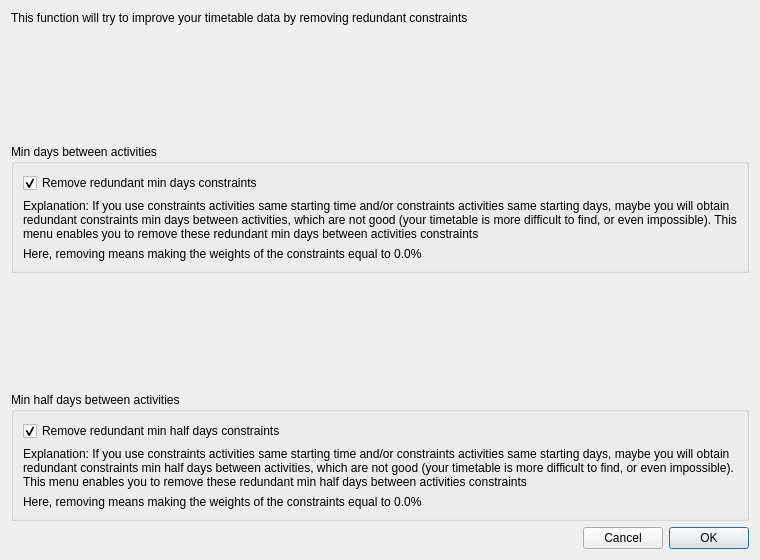
Old version of the form fet/src/interface/removeredundantform_template.ui in the repository vonmecheln/fet.
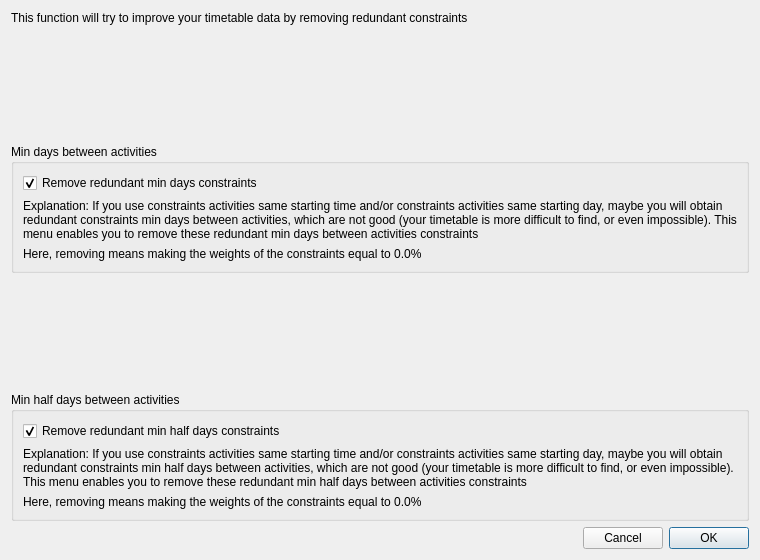
New version of the form.

Patch:
```diff
--- a/fet/src/interface/removeredundantform_template.ui
+++ b/fet/src/interface/removeredundantform_template.ui
@@ -52,7 +52,7 @@
          </sizepolicy>
         </property>
         <property name="text">
-         <string>Explanation: If you use constraints activities same starting time and/or constraints activities same starting days, maybe you will obtain redundant constraints min half days between activities, which are not good (your timetable is more difficult to find, or even impossible). This menu enables you to remove these redundant min half days between activities constraints</string>
+         <string>Explanation: If you use constraints activities same starting time and/or constraints activities same starting day, maybe you will obtain redundant constraints min half days between activities, which are not good (your timetable is more difficult to find, or even impossible). This menu enables you to remove these redundant min half days between activities constraints</string>
         </property>
         <property name="wordWrap">
          <bool>true</bool>
@@ -103,7 +103,7 @@
          </sizepolicy>
         </property>
         <property name="text">
-         <string>Explanation: If you use constraints activities same starting time and/or constraints activities same starting days, maybe you will obtain redundant constraints min days between activities, which are not good (your timetable is more difficult to find, or even impossible). This menu enables you to remove these redundant min days between activities constraints</string>
+         <string>Explanation: If you use constraints activities same starting time and/or constraints activities same starting day, maybe you will obtain redundant constraints min days between activities, which are not good (your timetable is more difficult to find, or even impossible). This menu enables you to remove these redundant min days between activities constraints</string>
         </property>
         <property name="wordWrap">
          <bool>true</bool>
```
